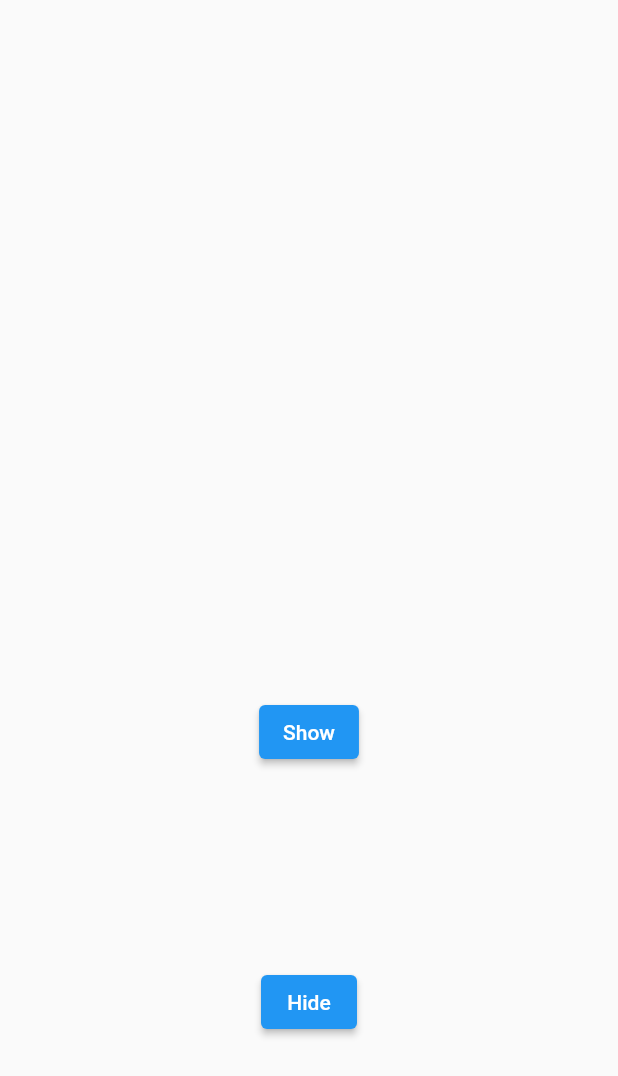
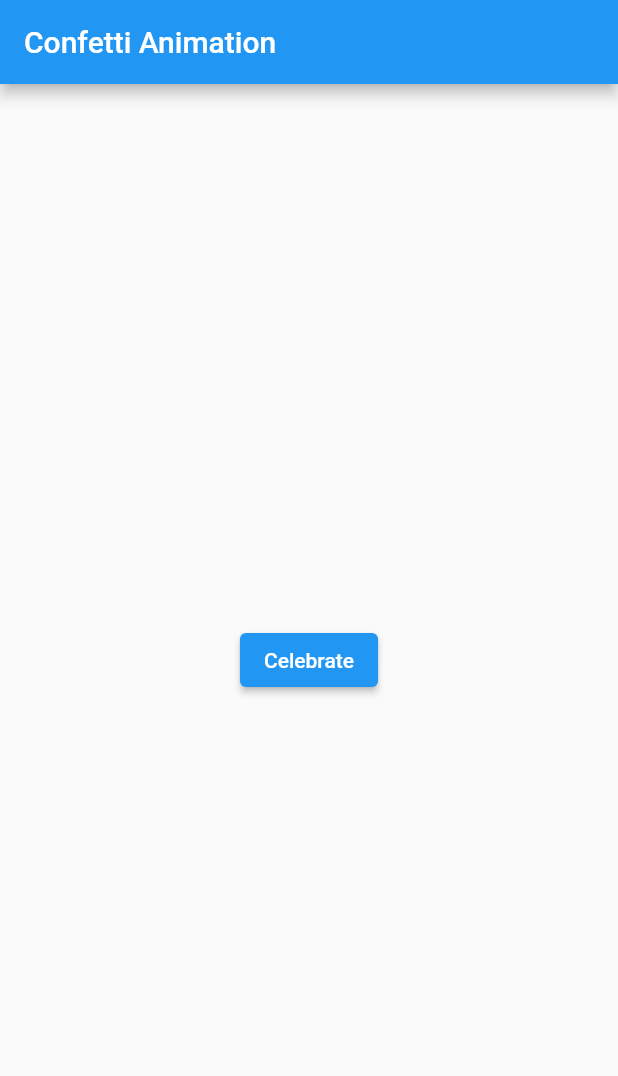
Before and after one commit to ankitpsamrat/Flutter-animations, a Flutter app: the screen it shows after launch, on a phone screen of 412 x 824 dp. Shown: the top 1076 px of the screen. Run offline on Flutter 3.47's test engine with Material 2 defaults, Android fonts, the phone set to English and light mode, and no system bars; our stand-ins replace confetti.

Commit message:
first commit

```diff
--- a/lib/main.dart
+++ b/lib/main.dart
@@ -1,4 +1,4 @@
-import 'package:animations/home_page.dart';
+import 'package:animations/packages/confetti_animation.dart';
 import 'package:flutter/material.dart';
 
 void main() {
@@ -13,7 +13,9 @@ class MyApp extends StatelessWidget {
     return MaterialApp(
       debugShowCheckedModeBanner: false,
       title: 'Animation',
-      home: HomePage(),
+      // home: HomePage(),
+      // home: AnimatedSizedAnimation(),
+      home: ConfettiAnimation(),
     );
   }
 }
--- /dev/null
+++ b/lib/packages/confetti_animation.dart
@@ -0,0 +1,67 @@
+import 'package:confetti/confetti.dart';
+import 'package:flutter/material.dart';
+
+class ConfettiAnimation extends StatefulWidget {
+  const ConfettiAnimation({super.key});
+
+  @override
+  State<ConfettiAnimation> createState() => _ConfettiAnimationState();
+}
+
+class _ConfettiAnimationState extends State<ConfettiAnimation> {
+  //
+
+  bool isPlaying = false;
+  final controller = ConfettiController();
+
+  @override
+  void initState() {
+    super.initState();
+    controller.addListener(() {
+      setState(() {
+        isPlaying = controller.state == ConfettiControllerState.playing;
+      });
+    });
+  }
+
+  @override
+  void dispose() {
+    controller.dispose();
+    super.dispose();
+  }
+
+  @override
+  Widget build(BuildContext context) {
+    return Stack(
+      alignment: Alignment.center,
+      children: [
+        Scaffold(
+          appBar: AppBar(
+            title: Text('Confetti Animation'),
+          ),
+          body: Center(
+            child: ElevatedButton(
+              onPressed: () {
+                if (isPlaying) {
+                  controller.stop();
+                } else {
+                  controller.play();
+                }
+              },
+              child: Text(isPlaying ? 'Stop' : 'Celebrate'),
+            ),
+          ),
+        ),
+        ConfettiWidget(
+          confettiController: controller,
+          shouldLoop: true,
+
+          //  confetti direction
+
+          // blastDirection: 0, //  for right side
+          blastDirectionality: BlastDirectionality.explosive, //  for all side
+        ),
+      ],
+    );
+  }
+}
```
Also changed, not shown: lib/animated_size.dart (added, +28 -0 lines), pubspec.yaml (+4 -12 lines), pubspec.lock.
